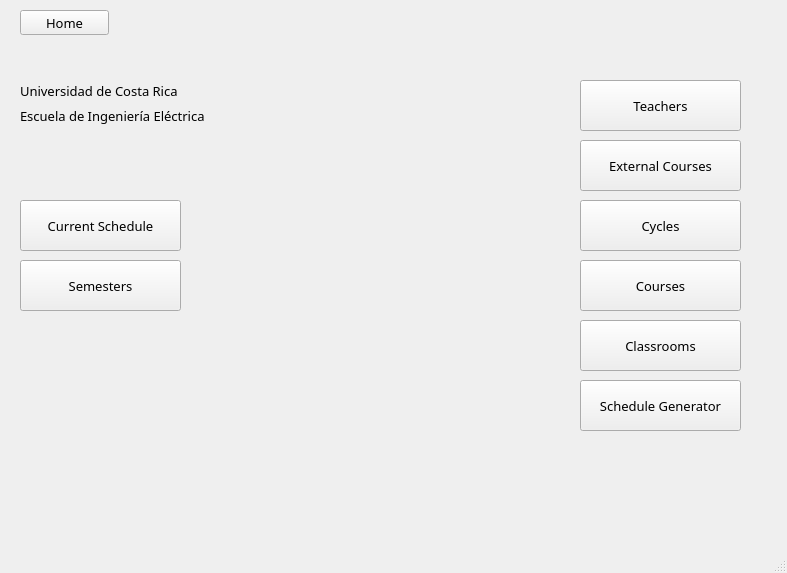
This is qt/IE0217/mainwindow.ui in Jams1001/Proyecto_IE0217 as Qt 5 draws it before an edit. The edited form follows.
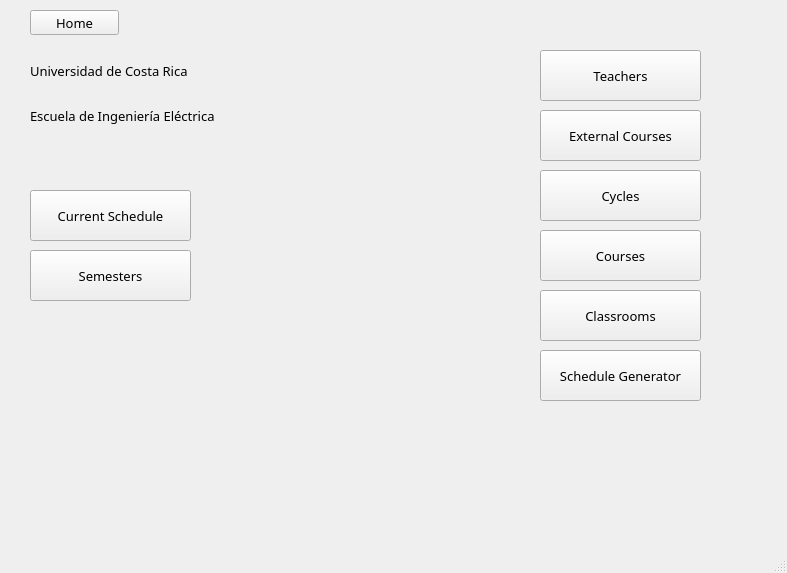
This is the edited form. The open tabs and pages were chosen to show the change.

Diff of the .ui file:
```diff
--- a/qt/IE0217/mainwindow.ui
+++ b/qt/IE0217/mainwindow.ui
@@ -31,40 +31,43 @@
       <height>511</height>
      </rect>
     </property>
+    <property name="sizePolicy">
+     <sizepolicy hsizetype="Expanding" vsizetype="Expanding">
+      <horstretch>0</horstretch>
+      <verstretch>0</verstretch>
+     </sizepolicy>
+    </property>
+    <property name="maximumSize">
+     <size>
+      <width>781</width>
+      <height>511</height>
+     </size>
+    </property>
     <property name="currentIndex">
-     <number>0</number>
+     <number>6</number>
     </property>
     <widget class="QWidget" name="Home">
-     <widget class="QLabel" name="label">
+     <widget class="QLabel" name="label_10">
       <property name="geometry">
        <rect>
-        <x>20</x>
-        <y>70</y>
-        <width>211</width>
-        <height>41</height>
-       </rect>
-      </property>
-      <property name="font">
-       <font>
-        <family>Umpush</family>
-        <pointsize>10</pointsize>
-        <italic>false</italic>
-        <bold>false</bold>
-       </font>
-      </property>
-      <property name="text">
-       <string>Universidad de Costa Rica</string>
-      </property>
-     </widget>
-     <widget class="QLabel" name="label_2">
-      <property name="geometry">
-       <rect>
-        <x>20</x>
+        <x>30</x>
         <y>90</y>
         <width>211</width>
         <height>51</height>
        </rect>
       </property>
+      <property name="sizePolicy">
+       <sizepolicy hsizetype="Expanding" vsizetype="Expanding">
+        <horstretch>0</horstretch>
+        <verstretch>0</verstretch>
+       </sizepolicy>
+      </property>
+      <property name="maximumSize">
+       <size>
+        <width>211</width>
+        <height>51</height>
+       </size>
+      </property>
       <property name="font">
        <font>
         <family>Umpush</family>
@@ -77,121 +80,262 @@
        <string>Escuela de Ingeniería Eléctrica</string>
       </property>
      </widget>
-     <widget class="QPushButton" name="pushButtonSemesters">
-      <property name="geometry">
-       <rect>
-        <x>20</x>
-        <y>260</y>
-        <width>161</width>
-        <height>51</height>
-       </rect>
-      </property>
-      <property name="text">
-       <string>Semesters</string>
-      </property>
-     </widget>
-     <widget class="QPushButton" name="pushButtonCourses">
-      <property name="geometry">
-       <rect>
-        <x>580</x>
-        <y>260</y>
-        <width>161</width>
-        <height>51</height>
-       </rect>
-      </property>
-      <property name="text">
-       <string>Courses</string>
-      </property>
-     </widget>
      <widget class="QPushButton" name="pushButtonSchedule_Generator">
       <property name="geometry">
        <rect>
-        <x>580</x>
-        <y>380</y>
+        <x>540</x>
+        <y>350</y>
         <width>161</width>
         <height>51</height>
        </rect>
       </property>
+      <property name="sizePolicy">
+       <sizepolicy hsizetype="Expanding" vsizetype="Expanding">
+        <horstretch>0</horstretch>
+        <verstretch>0</verstretch>
+       </sizepolicy>
+      </property>
+      <property name="maximumSize">
+       <size>
+        <width>161</width>
+        <height>51</height>
+       </size>
+      </property>
       <property name="text">
        <string>Schedule Generator</string>
       </property>
      </widget>
-     <widget class="QPushButton" name="pushButtonClassrooms">
-      <property name="geometry">
-       <rect>
-        <x>580</x>
-        <y>320</y>
-        <width>161</width>
-        <height>51</height>
-       </rect>
-      </property>
-      <property name="text">
-       <string>Classrooms</string>
-      </property>
-     </widget>
      <widget class="QPushButton" name="pushButtonCurrent_Schedule">
       <property name="geometry">
        <rect>
-        <x>20</x>
-        <y>200</y>
+        <x>30</x>
+        <y>190</y>
         <width>161</width>
         <height>51</height>
        </rect>
       </property>
+      <property name="sizePolicy">
+       <sizepolicy hsizetype="Expanding" vsizetype="Expanding">
+        <horstretch>0</horstretch>
+        <verstretch>0</verstretch>
+       </sizepolicy>
+      </property>
+      <property name="maximumSize">
+       <size>
+        <width>161</width>
+        <height>51</height>
+       </size>
+      </property>
       <property name="text">
        <string>Current Schedule</string>
       </property>
      </widget>
-     <widget class="QPushButton" name="pushButtonTeachers">
+     <widget class="QPushButton" name="pushButtonClassrooms">
       <property name="geometry">
        <rect>
-        <x>580</x>
-        <y>80</y>
+        <x>540</x>
+        <y>290</y>
         <width>161</width>
         <height>51</height>
        </rect>
       </property>
+      <property name="sizePolicy">
+       <sizepolicy hsizetype="Expanding" vsizetype="Expanding">
+        <horstretch>0</horstretch>
+        <verstretch>0</verstretch>
+       </sizepolicy>
+      </property>
+      <property name="maximumSize">
+       <size>
+        <width>161</width>
+        <height>51</height>
+       </size>
+      </property>
       <property name="text">
-       <string>Teachers</string>
+       <string>Classrooms</string>
       </property>
      </widget>
-     <widget class="QPushButton" name="pushButtonExternal_Courses">
+     <widget class="QPushButton" name="pushButtonSemesters">
       <property name="geometry">
        <rect>
-        <x>580</x>
-        <y>140</y>
+        <x>30</x>
+        <y>250</y>
         <width>161</width>
         <height>51</height>
        </rect>
       </property>
+      <property name="sizePolicy">
+       <sizepolicy hsizetype="Expanding" vsizetype="Expanding">
+        <horstretch>0</horstretch>
+        <verstretch>0</verstretch>
+       </sizepolicy>
+      </property>
+      <property name="maximumSize">
+       <size>
+        <width>161</width>
+        <height>51</height>
+       </size>
+      </property>
       <property name="text">
-       <string>External Courses</string>
+       <string>Semesters</string>
+      </property>
+     </widget>
+     <widget class="QPushButton" name="pushButton_Home">
+      <property name="geometry">
+       <rect>
+        <x>30</x>
+        <y>10</y>
+        <width>89</width>
+        <height>25</height>
+       </rect>
+      </property>
+      <property name="sizePolicy">
+       <sizepolicy hsizetype="Expanding" vsizetype="Expanding">
+        <horstretch>0</horstretch>
+        <verstretch>0</verstretch>
+       </sizepolicy>
+      </property>
+      <property name="maximumSize">
+       <size>
+        <width>89</width>
+        <height>25</height>
+       </size>
+      </property>
+      <property name="text">
+       <string>Home</string>
       </property>
      </widget>
      <widget class="QPushButton" name="pushButtonCycles">
       <property name="geometry">
        <rect>
-        <x>580</x>
-        <y>200</y>
+        <x>540</x>
+        <y>170</y>
         <width>161</width>
         <height>51</height>
        </rect>
       </property>
+      <property name="sizePolicy">
+       <sizepolicy hsizetype="Expanding" vsizetype="Expanding">
+        <horstretch>0</horstretch>
+        <verstretch>0</verstretch>
+       </sizepolicy>
+      </property>
+      <property name="maximumSize">
+       <size>
+        <width>161</width>
+        <height>51</height>
+       </size>
+      </property>
       <property name="text">
        <string>Cycles</string>
       </property>
      </widget>
-     <widget class="QPushButton" name="pushButton_Home">
+     <widget class="QLabel" name="label_9">
       <property name="geometry">
        <rect>
-        <x>20</x>
-        <y>10</y>
-        <width>89</width>
-        <height>25</height>
+        <x>30</x>
+        <y>50</y>
+        <width>211</width>
+        <height>41</height>
        </rect>
       </property>
+      <property name="sizePolicy">
+       <sizepolicy hsizetype="Expanding" vsizetype="Expanding">
+        <horstretch>0</horstretch>
+        <verstretch>0</verstretch>
+       </sizepolicy>
+      </property>
+      <property name="maximumSize">
+       <size>
+        <width>211</width>
+        <height>41</height>
+       </size>
+      </property>
+      <property name="font">
+       <font>
+        <family>Umpush</family>
+        <pointsize>10</pointsize>
+        <italic>false</italic>
+        <bold>false</bold>
+       </font>
+      </property>
       <property name="text">
-       <string>Home</string>
+       <string>Universidad de Costa Rica</string>
+      </property>
+     </widget>
+     <widget class="QPushButton" name="pushButtonCourses">
+      <property name="geometry">
+       <rect>
+        <x>540</x>
+        <y>230</y>
+        <width>161</width>
+        <height>51</height>
+       </rect>
+      </property>
+      <property name="sizePolicy">
+       <sizepolicy hsizetype="Expanding" vsizetype="Expanding">
+        <horstretch>0</horstretch>
+        <verstretch>0</verstretch>
+       </sizepolicy>
+      </property>
+      <property name="maximumSize">
+       <size>
+        <width>161</width>
+        <height>51</height>
+       </size>
+      </property>
+      <property name="text">
+       <string>Courses</string>
+      </property>
+     </widget>
+     <widget class="QPushButton" name="pushButtonExternal_Courses">
+      <property name="geometry">
+       <rect>
+        <x>540</x>
+        <y>110</y>
+        <width>161</width>
+        <height>51</height>
+       </rect>
+      </property>
+      <property name="sizePolicy">
+       <sizepolicy hsizetype="Expanding" vsizetype="Expanding">
+        <horstretch>0</horstretch>
+        <verstretch>0</verstretch>
+       </sizepolicy>
+      </property>
+      <property name="maximumSize">
+       <size>
+        <width>161</width>
+        <height>51</height>
+       </size>
+      </property>
+      <property name="text">
+       <string>External Courses</string>
+      </property>
+     </widget>
+     <widget class="QPushButton" name="pushButtonTeachers">
+      <property name="geometry">
+       <rect>
+        <x>540</x>
+        <y>50</y>
+        <width>161</width>
+        <height>51</height>
+       </rect>
+      </property>
+      <property name="sizePolicy">
+       <sizepolicy hsizetype="Expanding" vsizetype="Expanding">
+        <horstretch>0</horstretch>
+        <verstretch>0</verstretch>
+       </sizepolicy>
+      </property>
+      <property name="maximumSize">
+       <size>
+        <width>161</width>
+        <height>51</height>
+       </size>
+      </property>
+      <property name="text">
+       <string>Teachers</string>
       </property>
      </widget>
     </widget>
@@ -248,6 +392,29 @@
        <string>Semesters</string>
       </property>
      </widget>
+     <widget class="QScrollArea" name="scrollArea">
+      <property name="geometry">
+       <rect>
+        <x>10</x>
+        <y>50</y>
+        <width>761</width>
+        <height>381</height>
+       </rect>
+      </property>
+      <property name="widgetResizable">
+       <bool>true</bool>
+      </property>
+      <widget class="QWidget" name="scrollAreaWidgetContents">
+       <property name="geometry">
+        <rect>
+         <x>0</x>
+         <y>0</y>
+         <width>759</width>
+         <height>379</height>
+        </rect>
+       </property>
+      </widget>
+     </widget>
     </widget>
     <widget class="QWidget" name="Teachers">
      <widget class="QPushButton" name="pushButtonSelect_Teachers">
```
